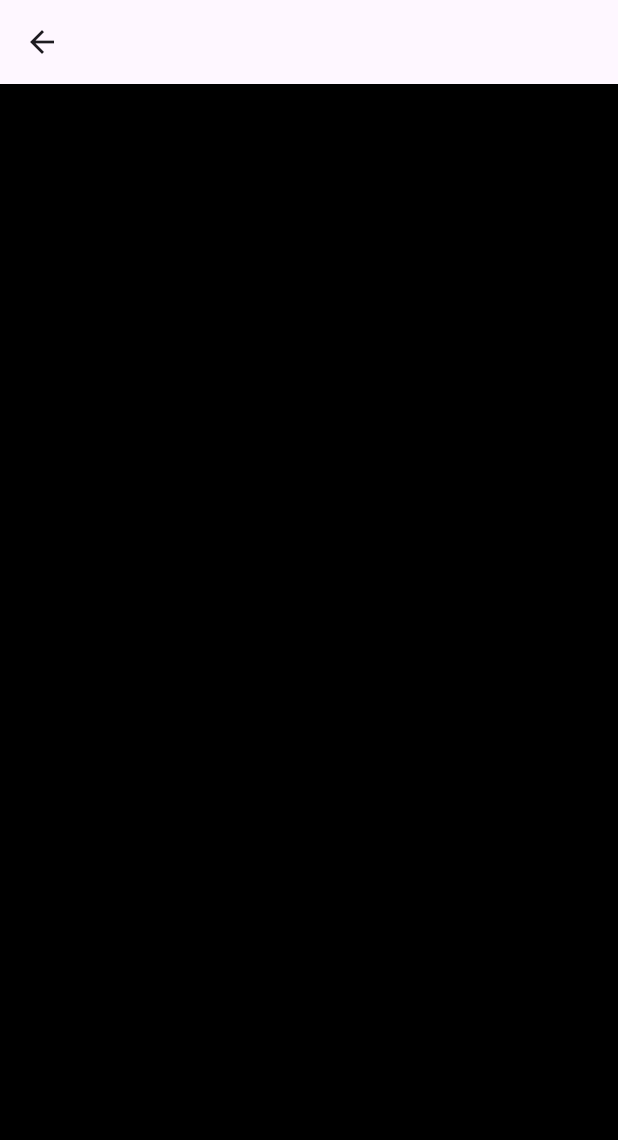
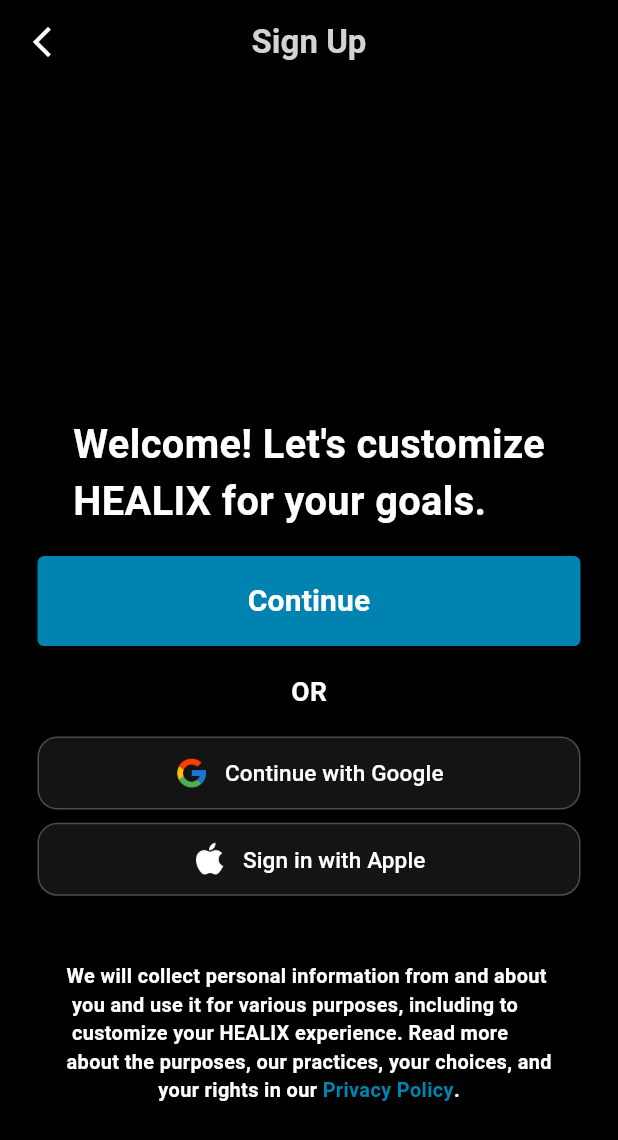
Before and after one commit to ahmednaderahmednader1717-art/HEALIX, a Flutter app: the SignUpScreen screen opened directly, on a phone screen of 412 x 824 dp. Shown: the top 1140 px of the screen. Run offline on Flutter 3.47's test engine with Material 3 defaults, Android fonts, the phone set to English and light mode, and no system bars; our stand-ins replace carousel_slider, flutter_svg, gap, google_fonts; project files that could hold a hidden picture were left out.

Commit message:
sign up done except responsive problem

```diff
--- a/lib/views/sign_up_screen.dart
+++ b/lib/views/sign_up_screen.dart
@@ -1,10 +1,141 @@
+import 'dart:math';
+
 import 'package:flutter/material.dart';
+import 'package:gap/gap.dart';
+import 'package:google_fonts/google_fonts.dart';
+import 'package:test_splash/core/app_colors.dart';
+import 'package:test_splash/widgets/healix_primary_button.dart';
+import 'package:test_splash/widgets/social_button.dart';
 
 class SignUpScreen extends StatelessWidget {
   const SignUpScreen({super.key});
 
   @override
   Widget build(BuildContext context) {
-    return Scaffold(backgroundColor: Colors.black, appBar: AppBar());
+    final screenWidth = MediaQuery.of(context).size.width;
+    final screenHeight = MediaQuery.of(context).size.height;
+
+    // مقاسات التصميم الأصلية (iPhone 14 Pro Max)
+    const baseWidth = 430.0;
+    const baseHeight = 932.0;
+
+    // نسب التناسب
+    final w = screenWidth / baseWidth;
+    final h = screenHeight / baseHeight;
+    final scale = min(w, h); // 👈 المفتاح لتصميم متناسق على كل الشاشات
+
+    return Scaffold(
+      backgroundColor: Colors.black,
+      appBar: AppBar(
+        backgroundColor: Colors.black,
+        title: Text(
+          "Sign Up",
+          style: GoogleFonts.inriaSans(
+            color: Color(0xffD3D3D3),
+            fontWeight: FontWeight.bold,
+          ),
+        ),
+        centerTitle: true,
+        leading: IconButton(
+          onPressed: () {
+            return Navigator.pop(context);
+          },
+          icon: Icon(Icons.arrow_back_ios_new, color: Colors.white),
+        ),
+      ),
+      body: Padding(
+        padding: const EdgeInsets.symmetric(horizontal: 25),
+        child: Column(
+          children: [
+            Gap(250 * h),
+            Text(
+              "Welcome! Let's customize\nHEALIX for your goals.",
+              style: GoogleFonts.inriaSans(
+                color: Colors.white,
+                fontSize: 30 * scale,
+                fontWeight: FontWeight.bold,
+              ),
+            ),
+            Gap(h * 20),
+            HealixPrimaryButton(
+              text: "Continue",
+              borderRadius: scale * 5,
+              onPressed: () {},
+            ),
+            Gap(h * 20),
+            Text(
+              "OR",
+              style: GoogleFonts.inriaSans(
+                color: Colors.white,
+                fontWeight: FontWeight.bold,
+                fontSize: scale * 20,
+              ),
+            ),
+            Gap(h * 20),
+            SocialElevatedButton(
+              text: "Continue with Google",
+              imagePath: "assets/icons/google.png",
+              size: scale,
+              backgroundColor: Colors.white.withOpacity(0.08),
+              onPressed: () {
+                // TODO SIGN IN WITH GOOGLE LOGIC HERE
+              },
+            ),
+            Gap(h * 10),
+            SocialElevatedButton(
+              text: "Sign in with Apple",
+              imagePath: "assets/icons/apple.png",
+              size: scale,
+              backgroundColor: Colors.white.withOpacity(0.08),
+              onPressed: () {
+                // TODO SIGN IN WITH APPLE LOGIC HERE
+              },
+            ),
+            Gap(50 * h),
+            Column(
+              children: [
+                Text(
+                  "We will collect personal information from and about\n you and use it for various purposes, including to\n customize your HEALIX experience. Read more\nabout the purposes, our practices, your choices, and",
+                  style: GoogleFonts.inriaSans(
+                    color: Colors.white,
+                    fontWeight: FontWeight.bold,
+                    fontSize: 15 * scale,
+                  ),
+                ),
+              ],
+            ),
+            Row(
+              mainAxisAlignment: MainAxisAlignment.center,
+              children: [
+                Text(
+                  "your rights in our ",
+                  style: GoogleFonts.inriaSans(
+                    color: Colors.white,
+                    fontWeight: FontWeight.bold,
+                    fontSize: 15 * scale,
+                  ),
+                ),
+                Text(
+                  "Privacy Policy",
+                  style: GoogleFonts.inriaSans(
+                    color: AppColors.primarayColor,
+                    fontWeight: FontWeight.bold,
+                    fontSize: 15 * scale,
+                  ),
+                ),
+                Text(
+                  ".",
+                  style: GoogleFonts.inriaSans(
+                    color: Colors.white,
+                    fontWeight: FontWeight.bold,
+                    fontSize: 15 * scale,
+                  ),
+                ),
+              ],
+            ),
+          ],
+        ),
+      ),
+    );
   }
 }
```
Also changed, not shown: 1 other file.
